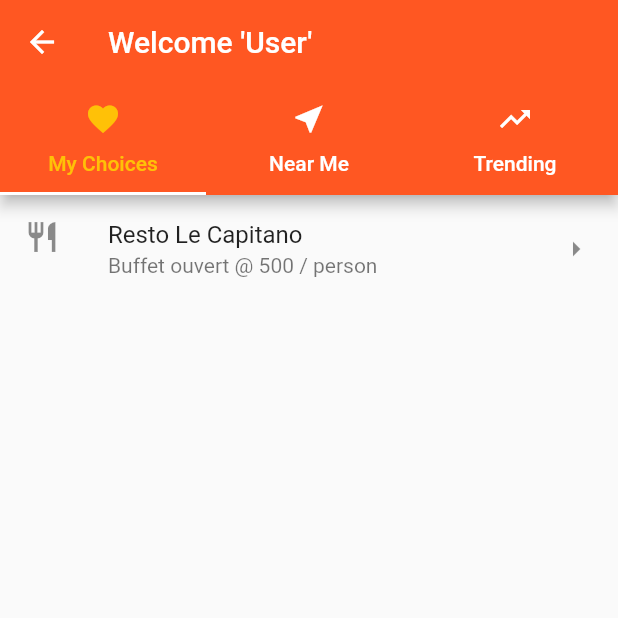
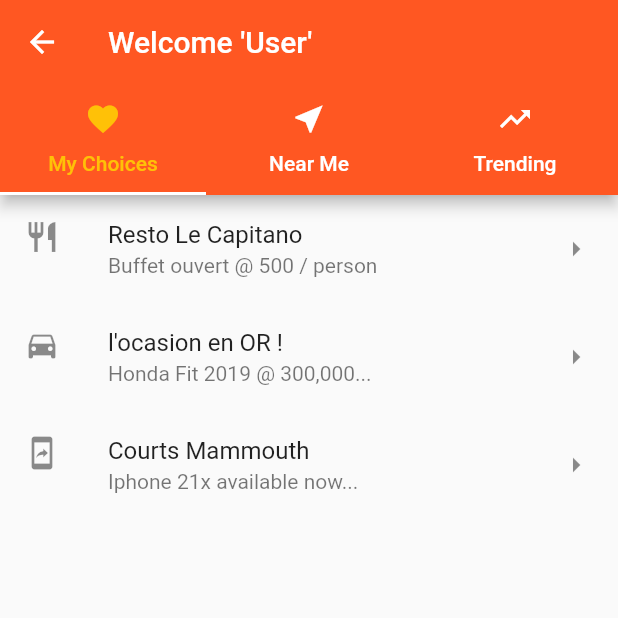
Before and after one commit to rajeev-khoodeeram/maubilee, a Flutter app: the HomeIndividual screen opened directly, on a phone screen of 412 x 824 dp, the top half of it. Run offline on Flutter 3.47's test engine with Material 2 defaults, Android fonts, the phone set to English and light mode, and no system bars.

```diff
--- a/lib/individual/MyChoices.dart
+++ b/lib/individual/MyChoices.dart
@@ -13,6 +13,18 @@ class MyChoices extends StatelessWidget {
               subtitle: Text("Buffet ouvert @ 500 / person"),
               leading: Icon(Icons.restaurant),
               trailing: Icon(Icons.arrow_right),
+              ),
+               ListTile(
+              title: Text.rich(TextSpan(text: "l'ocasion en OR !")),
+              subtitle: Text("Honda Fit 2019 @ 300,000..."),
+              leading: Icon(Icons.directions_car),
+              trailing: Icon(Icons.arrow_right),
+              ),
+               ListTile(
+              title: Text.rich(TextSpan(text: "Courts Mammouth")),
+              subtitle: Text("Iphone 21x available now..."),
+              leading: Icon(Icons.mobile_screen_share),
+              trailing: Icon(Icons.arrow_right),
               )
 
           ],
```
